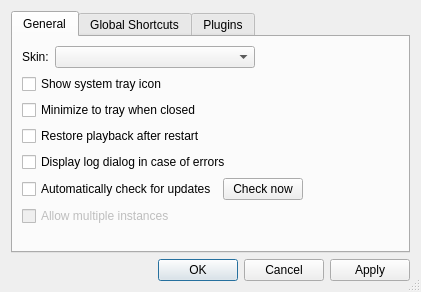
First picture: the form in src/preferencesDialog.ui, repository nulloy/nulloy, before the edit.
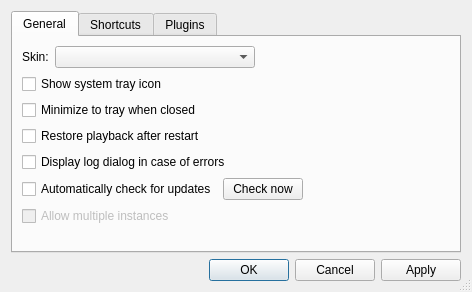
Second picture: the form after the edit. Custom widgets are drawn as their Qt base class.

Commit message: local shortcuts implemented

What changed in the file:
```diff
--- a/src/preferencesDialog.ui
+++ b/src/preferencesDialog.ui
@@ -6,7 +6,7 @@
    <rect>
     <x>0</x>
     <y>0</y>
-    <width>416</width>
+    <width>472</width>
     <height>292</height>
    </rect>
   </property>
@@ -178,7 +178,7 @@
      </widget>
      <widget class="QWidget" name="shortcutsTab">
       <attribute name="title">
-       <string>Global Shortcuts</string>
+       <string>Shortcuts</string>
       </attribute>
       <layout class="QVBoxLayout" name="verticalLayout">
        <property name="spacing">
```
Left out of the diff: 2 changed lines with no effect on the pictures. The commit also changes 10 other files.
